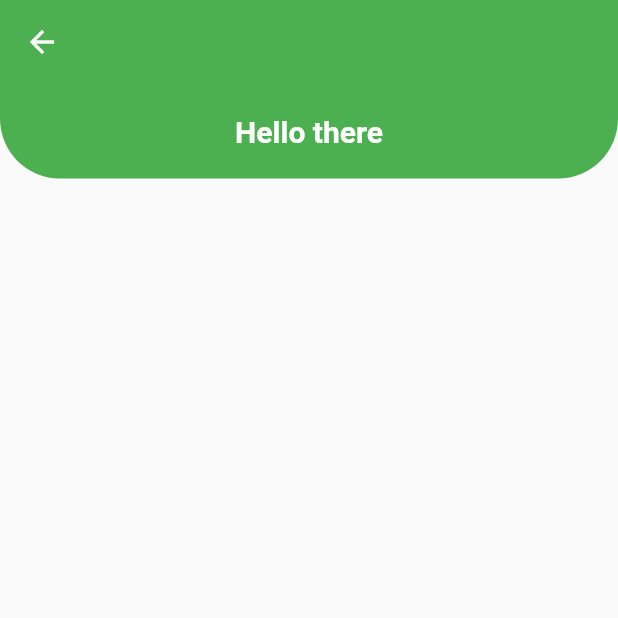
After one commit to autumnlewjb/SolutionChallenge, a Flutter app: the MainPage screen opened directly, on a phone screen of 412 x 824 dp, the top half of it. The commit adds this screen. Run offline on Flutter 3.47's test engine with Material 2 defaults, Android fonts, the phone set to English and light mode, and no system bars; our stand-ins replace firebase_auth, firebase_core, google_sign_in; missing offline and left inert: flutter_facebook_login; accounts and stored records are empty; network calls fail.

Commit message:
made dashboard with many different pages

```diff
--- /dev/null
+++ b/lib/Dashboard/Pages/main_page.dart
@@ -0,0 +1,49 @@
+import 'package:flutter/material.dart';
+
+class MainPage extends StatefulWidget {
+  @override
+  _MainPageState createState() => _MainPageState();
+}
+
+class _MainPageState extends State<MainPage> {
+
+  @override
+  Widget build(BuildContext context) {
+    final screenHeight = MediaQuery.of(context).size.height;
+    return Scaffold(
+      appBar: AppBar(
+        elevation: 0,
+        backgroundColor: Colors.green,
+      ),
+      body: CustomScrollView(
+        physics: ClampingScrollPhysics(),
+        slivers: <Widget>[
+          SliverToBoxAdapter(
+            child: Container(
+              padding: const EdgeInsets.all(20),
+              decoration: BoxDecoration(
+                color: Colors.green,
+                borderRadius: BorderRadius.only(
+                  bottomLeft: Radius.circular(40),
+                  bottomRight: Radius.circular(40),
+                )
+              ),
+              child: Column(
+                children: <Widget>[
+                  Text(
+                    'Hello there',
+                    style: TextStyle(
+                      color: Colors.white,
+                      fontSize: 20,
+                      fontWeight: FontWeight.bold
+                    ),
+                  )
+                ],
+              ),
+            ),
+          )
+        ],
+      ),
+    );
+  }
+}
--- /dev/null
+++ b/lib/Dashboard/dashboard.dart
@@ -0,0 +1,17 @@
+import 'package:flutter/material.dart';
+import 'bottom_navi_bar.dart';
+
+
+class Dashboard extends StatefulWidget {
+  @override
+  _DashboardState createState() => _DashboardState();
+}
+
+class _DashboardState extends State<Dashboard> {
+  @override
+  Widget build(BuildContext context) {
+    return MaterialApp(
+      home: BottomNavBar(),
+    );
+  }
+}
--- a/lib/ReturnInterface.dart
+++ b/lib/ReturnInterface.dart
@@ -1,7 +1,7 @@
 import 'package:flutter/cupertino.dart';
 import 'package:flutter/material.dart';
 import 'package:flutter/widgets.dart';
-import 'package:main_interface/profile/Home.dart';
+
 
 class Return extends StatefulWidget {
 @override
--- a/lib/homepage.dart
+++ b/lib/homepage.dart
@@ -62,14 +62,15 @@ class _HomePageState extends State<HomePage> {
     return Scaffold(
       resizeToAvoidBottomInset: false,
       body: Stack(children: <Widget>[
-        SafeArea(
-          child: AnimatedContainer(
+        Container(
           decoration: BoxDecoration(
               gradient: LinearGradient(
                 begin: Alignment.topLeft,
                 end: Alignment.bottomRight,
                 colors: _backgroundColor,
               )),
+          child: SafeArea(
+            child: AnimatedContainer(
               curve: Curves.fastLinearToSlowEaseIn,
               duration: Duration(seconds: 1),
               child: Center(
@@ -153,6 +154,7 @@ class _HomePageState extends State<HomePage> {
               ),
             ),
           ),
+        ),
         GestureDetector(
           onTap: () {
             setState(() {
--- a/lib/main.dart
+++ b/lib/main.dart
@@ -6,6 +6,8 @@ import 'package:return_med/homepage.dart';
 import 'package:return_med/login.dart';
 import 'package:return_med/sign_up.dart';
 import 'package:return_med/user_home.dart';
+import 'Dashboard/dashboard.dart';
+
 
 void main() async {
   WidgetsFlutterBinding.ensureInitialized();
@@ -16,6 +18,7 @@ void main() async {
       '/signUp': (context) => SignUpPage(),
       '/logIn': (context) => LoginPage(),
       '/userHome': (context) => Home(),
+      '/dashboard': (context) => Dashboard(),
     },
   ));
 }
```
Also changed, not shown: lib/Dashboard/Pages/history_and_reward.dart (added, +32 -0 lines), lib/Dashboard/Pages/ongoing_return.dart (added, +32 -0 lines), lib/Dashboard/Pages/schedule_return.dart (added, +32 -0 lines), lib/Dashboard/bottom_navi_bar.dart (added, +111 -0 lines), lib/login.dart (+13 -1 lines), lib/sign_up.dart (+14 -1 lines). Lines whose indentation alone changed are shown as unchanged.
